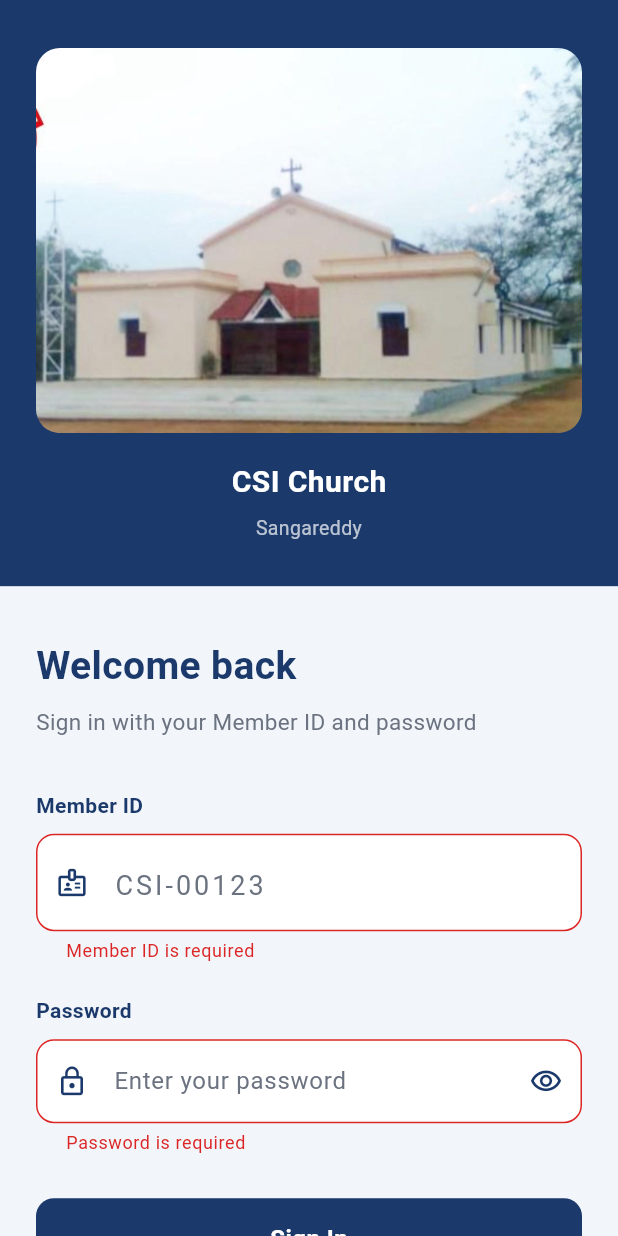
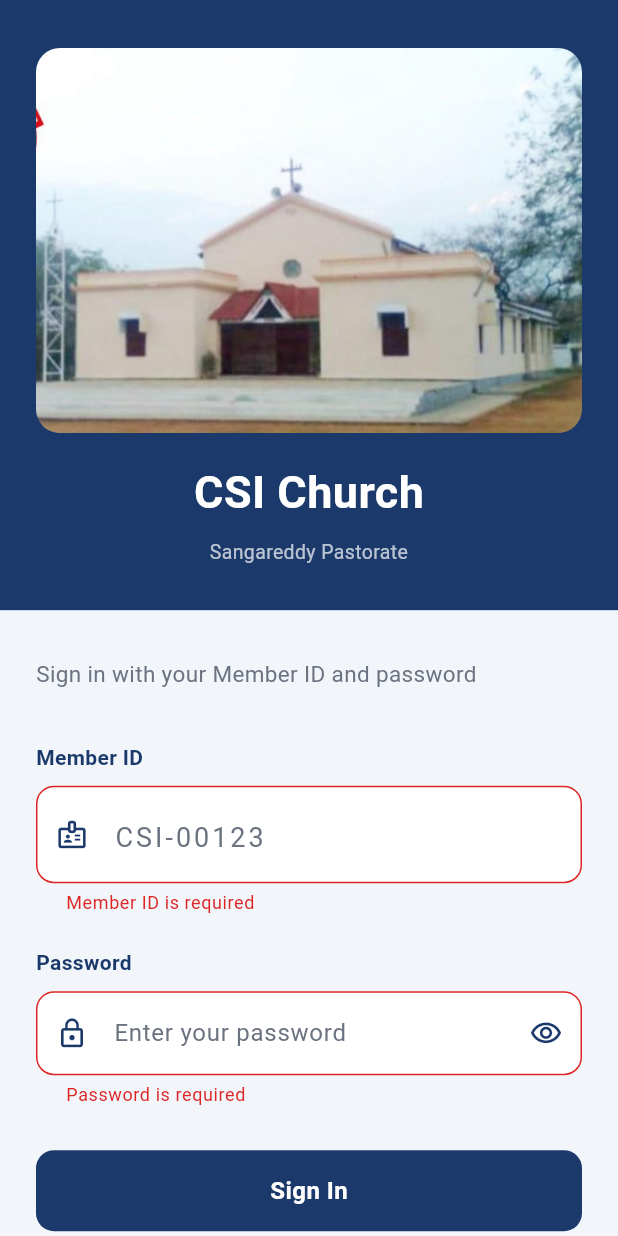
Before and after one commit to RAJ3SHJ/TempleApp, a Flutter app: the screen it shows after launch, after a tap on "Sign In", on a phone screen of 412 x 824 dp. Run offline on Flutter 3.47's test engine with Material 3 defaults, Android fonts, the light colour scheme and no system bars; our stand-ins replace cloud_firestore, firebase_auth, firebase_core, firebase_messaging, pdf, share_plus; accounts and stored records are empty.

Commit message:
Login text updates

```diff
--- a/lib/screens/login_screen.dart
+++ b/lib/screens/login_screen.dart
@@ -102,11 +102,6 @@
                 child: Column(
                   crossAxisAlignment: CrossAxisAlignment.start,
                   children: [
-                    const Text(
-                      'Welcome back',
-                      style: TextStyle(fontSize: 26, fontWeight: FontWeight.w700, color: AppTheme.navy),
-                    ),
-                    const SizedBox(height: 6),
                     const Text(
                       'Sign in with your Member ID and password',
                       style: TextStyle(fontSize: 15, color: AppTheme.textSecondary, height: 1.5),
@@ -251,9 +246,9 @@
           ),
           const SizedBox(height: 16),
           const Text('CSI Church',
-              style: TextStyle(fontSize: 20, fontWeight: FontWeight.w700, color: AppTheme.white, letterSpacing: 0.3)),
+              style: TextStyle(fontSize: 30, fontWeight: FontWeight.w700, color: AppTheme.white, letterSpacing: 0.3)),
           const SizedBox(height: 5),
-          const Text('Sangareddy',
+          const Text('Sangareddy Pastorate',
               style: TextStyle(fontSize: 13, color: Colors.white70), textAlign: TextAlign.center),
         ],
       ),
--- a/lib/screens/splash_screen.dart
+++ b/lib/screens/splash_screen.dart
@@ -99,16 +99,7 @@
 
                 // Address
                 const Text(
-                  'Sangareddy',
-                  style: TextStyle(
-                    fontSize: 15,
-                    color: Colors.white70,
-                    height: 1.6,
-                  ),
-                  textAlign: TextAlign.center,
-                ),
-                const Text(
-                  'Sangareddy',
+                  'Sangareddy Pastorate',
                   style: TextStyle(
                     fontSize: 15,
                     color: Colors.white70,
```
Also changed, not shown: 3 other files.
